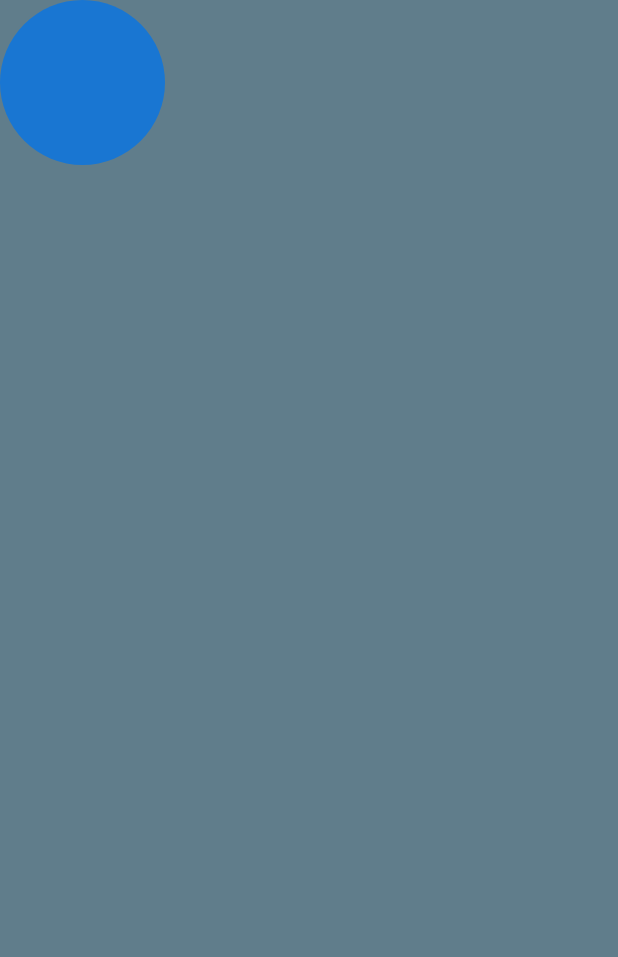
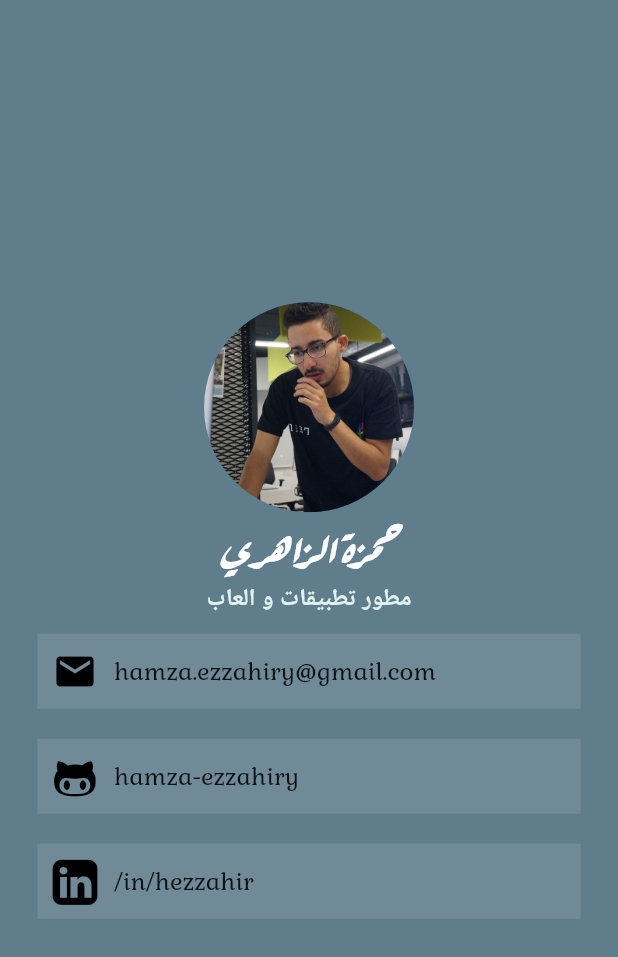
Before and after one commit to hamza-ezzahiry/Flutter_projects, a Flutter app: the screen it shows after launch, on a phone screen of 412 x 824 dp. Shown: the top 957 px of the screen. Run offline on Flutter 3.47's test engine with Material 2 defaults, Android fonts, the phone set to English and light mode, and no system bars.

Commit message:
final modification

```diff
--- a/mi_card/lib/main.dart
+++ b/mi_card/lib/main.dart
@@ -1,4 +1,5 @@
 import 'package:flutter/material.dart';
+import 'package:mi_card/my_flutter_app_icons.dart';
 
 void main() => runApp(MyApp());
 
@@ -10,15 +11,105 @@ class MyApp extends StatelessWidget {
       home: Scaffold(
         backgroundColor: Colors.blueGrey,
         body: SafeArea(
+          child: Center(
             child: Column(
+              mainAxisAlignment: MainAxisAlignment.center,
               children: <Widget>[
                 CircleAvatar(
-                  radius: 55,
+                  radius: 70,
+                  backgroundImage: AssetImage('assets/me.jpg'),
+                ),
+                Text(
+                  'حمزة الزاهري',
+                  style: TextStyle(
+                      fontSize: 30.0,
+                      color: Colors.white,
+                      fontFamily: 'ArefRuqaa',
+                      fontStyle: FontStyle.italic,
+                      fontWeight: FontWeight.bold),
+                ),
+                Text(
+                  'مطور تطبيقات و العاب',
+                  style: TextStyle(
+                      fontSize: 16,
+                      color: Colors.teal[50],
+                      fontFamily: 'GreatVibes',
+                      fontWeight: FontWeight.bold),
+                ),
+                Container(
+                    color: Colors.white10,
+                    padding: EdgeInsets.all(10),
+                    margin: EdgeInsets.symmetric(vertical: 10, horizontal: 25),
+                    child: Row(
+                      children: <Widget>[
+                        Icon(
+                          Icons.mail,
+                          color: Colors.black,
+                          size: 30,
+                        ),
+                        SizedBox(
+                          width: 11,
+                        ),
+                        Text(
+                          'hamza.ezzahiry@gmail.com',
+                          style: TextStyle(
+                            fontSize: 16,
+                            fontFamily: 'Gabriela',
+                          ),
                         )
+                      ],
+                    )),
+                Container(
+                    color: Colors.white10,
+                    padding: EdgeInsets.all(10),
+                    margin: EdgeInsets.symmetric(vertical: 10, horizontal: 25),
+                    child: Row(
+                      children: <Widget>[
+                        Icon(
+                          MyFlutterApp.github,
+                          color: Colors.black,
+                          size: 30,
+                        ),
+                        SizedBox(
+                          width: 11,
+                        ),
+                        Text(
+                          'hamza-ezzahiry',
+                          style: TextStyle(
+                            fontSize: 16,
+                            fontFamily: 'Gabriela',
+                          ),
+                        )
+                      ],
+                    )),
+                Container(
+                    color: Colors.white10,
+                    padding: EdgeInsets.all(10),
+                    margin: EdgeInsets.symmetric(vertical: 10, horizontal: 25),
+                    child: Row(
+                      children: <Widget>[
+                        Icon(
+                          MyFlutterApp.linkedin_rect,
+                          color: Colors.black,
+                          size: 30,
+                        ),
+                        SizedBox(
+                          width: 11,
+                        ),
+                        Text(
+                          '/in/hezzahir',
+                          style: TextStyle(
+                            fontSize: 16,
+                            fontFamily: 'Gabriela',
+                          ),
+                        )
+                      ],
+                    ))
               ],
             ),
           ),
         ),
-        ));
+      ),
+    );
   }
 }
--- a/mi_card/pubspec.yaml
+++ b/mi_card/pubspec.yaml
@@ -24,6 +24,7 @@ flutter:
 
   assets:
     - assets/me.jpg
+
   fonts:
     - family: GreatVibes
       fonts:
@@ -36,3 +37,7 @@ flutter:
     - family: Gabriela
       fonts:
         - asset: fonts/Gabriela-Regular.ttf
+
+    - family: MyFlutterApp
+      fonts:
+        - asset: fonts/MyFlutterApp.ttf
```
Lines whose indentation alone changed are shown as unchanged.
